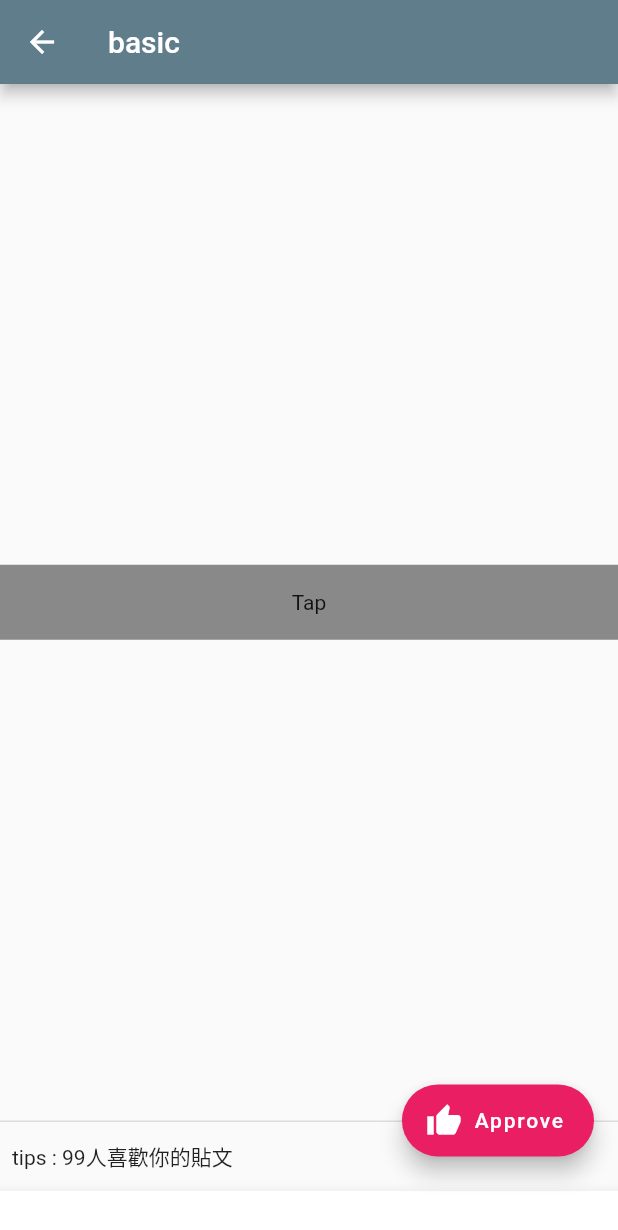
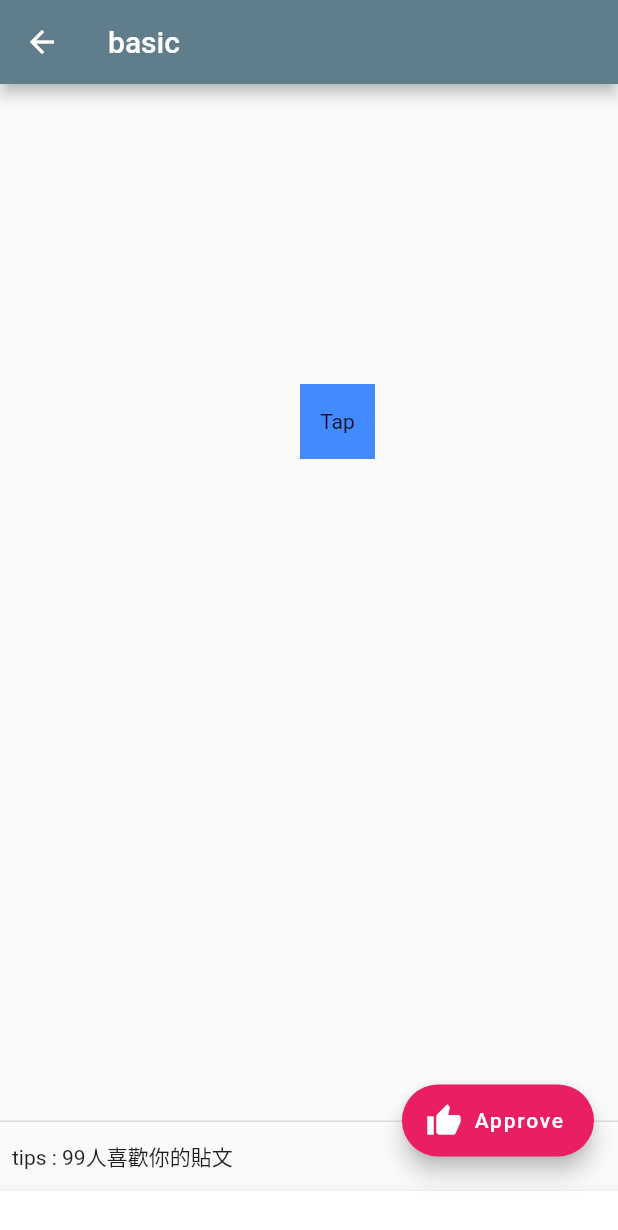
Before and after one commit to zhongkai886/account_note, a Flutter app: the BasicView screen opened by its route, after a tap on "Tap", on a phone screen of 412 x 824 dp. Shown: the top 1230 px of the screen. Run offline on Flutter 3.47's test engine with Material 2 defaults, Android fonts, the phone set to English and light mode, and no system bars; our stand-ins replace hive, hive_flutter, image_picker; accounts and stored records are empty.

Commit message:
ithelp 14 daily

```diff
--- a/lib/basic_view.dart
+++ b/lib/basic_view.dart
@@ -1,3 +1,5 @@
+import 'dart:math';
+
 import 'package:flutter/cupertino.dart';
 import 'package:flutter/material.dart';
 import 'package:flutter/src/foundation/key.dart';
@@ -6,16 +8,23 @@ import 'package:flutter_account_note/main.dart';
 
 class BasicView extends StatefulWidget {
   const BasicView({Key? key}) : super(key: key);
-
   @override
   State<BasicView> createState() => _BasicViewState();
 }
 
 class _BasicViewState extends State<BasicView> {
+  var _top = 0.0, _left = 0.0;
+  bool buttonFocus = false;
   @override
   Widget build(BuildContext context) {
     //Scaffold 常用的模板
-    return Scaffold(
+
+    return GestureDetector(
+      onTap: () {
+        buttonFocus = false;
+        setState(() {});
+      },
+      child: Scaffold(
         //設定Basic畫面的上方Bar
         appBar: AppBar(
           title: Text(MyApp.BASIC.replaceFirst('/', '')),
@@ -45,24 +54,54 @@ class _BasicViewState extends State<BasicView> {
           child: Container(height: 30.0),
         ),
         //會將AppBar以外的地方填滿
-      body: Container(
-        color: Colors.transparent,
-        child: Column(
-            crossAxisAlignment: CrossAxisAlignment.stretch,
-            mainAxisAlignment: MainAxisAlignment.center,
+        body: Stack(
+          fit: StackFit.expand,
           children: [
-              GestureDetector(
-                onTap: () => print('tap?'),
+            Positioned(
+              top: _top,
+              left: _left,
+              child: GestureDetector(
+                onTap: () {
+                  _top = 200.0;
+                  _left = 200.0;
+                  setState(() {});
+                },
+                onTapDown: (tapDownDetails) {
+                  print(tapDownDetails.globalPosition);
+                  print(tapDownDetails.localPosition);
+                },
+                onLongPress: () {
+                  buttonFocus = true;
+                  setState(() {});
+                },
+                onPanUpdate: ((details) {
+                  if (buttonFocus) {
+                    _top = max(0, _top + details.delta.dy);
+                    _left = max(0, _left + details.delta.dx);
+                    if (_left > (context.size!.width - 50)) {
+                      _left = context.size!.width - 50;
+                    }
+                    setState(() {});
+                  }
+                }),
                 child: Container(
-                  color: Colors.black45,
+                  decoration: BoxDecoration(
+                    color: Colors.blueAccent,
+                    border: Border.all(
+                      color: buttonFocus ? Colors.red : Colors.transparent,
+                      width: 3,
+                    ),
+                  ),
                   height: 50,
-                  // width: 50,
+                  width: 50,
                   child: const Center(
                     child: Text('Tap'),
                   ),
                 ),
-              )
-            ]),
+              ),
+            ),
+          ],
+        ),
       ),
     );
   }
```
Lines whose indentation alone changed are shown as unchanged.
